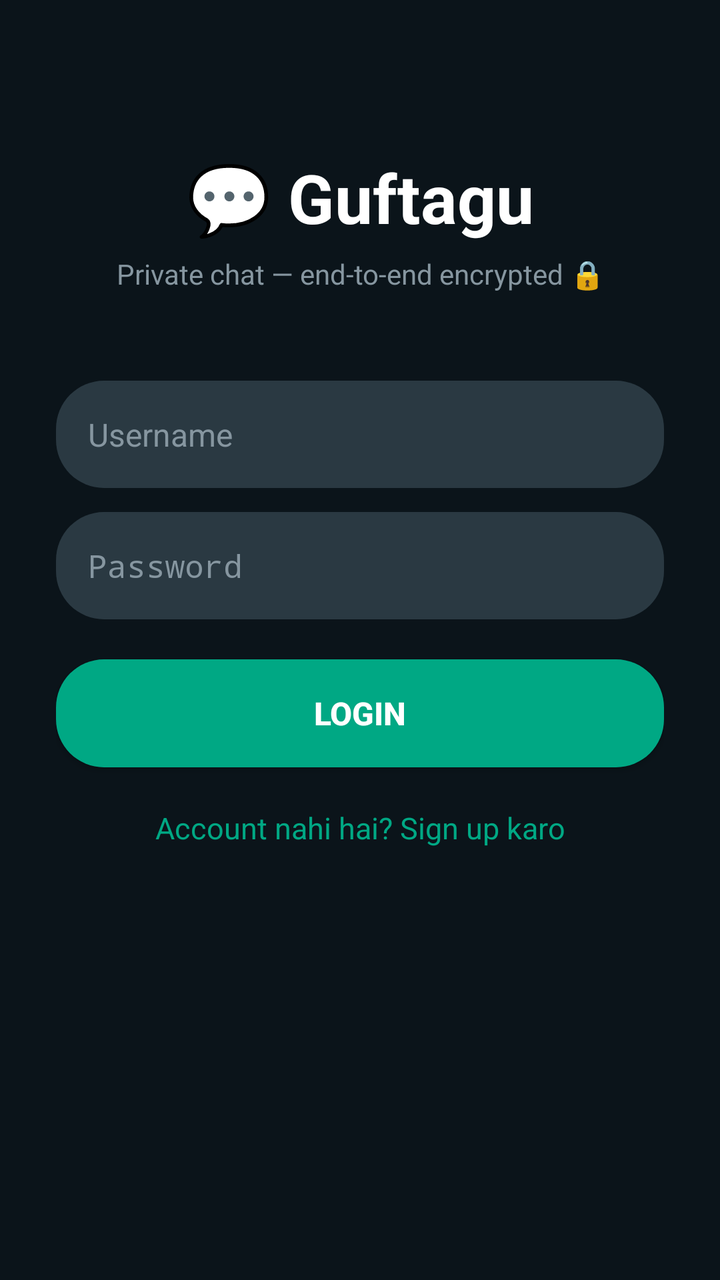
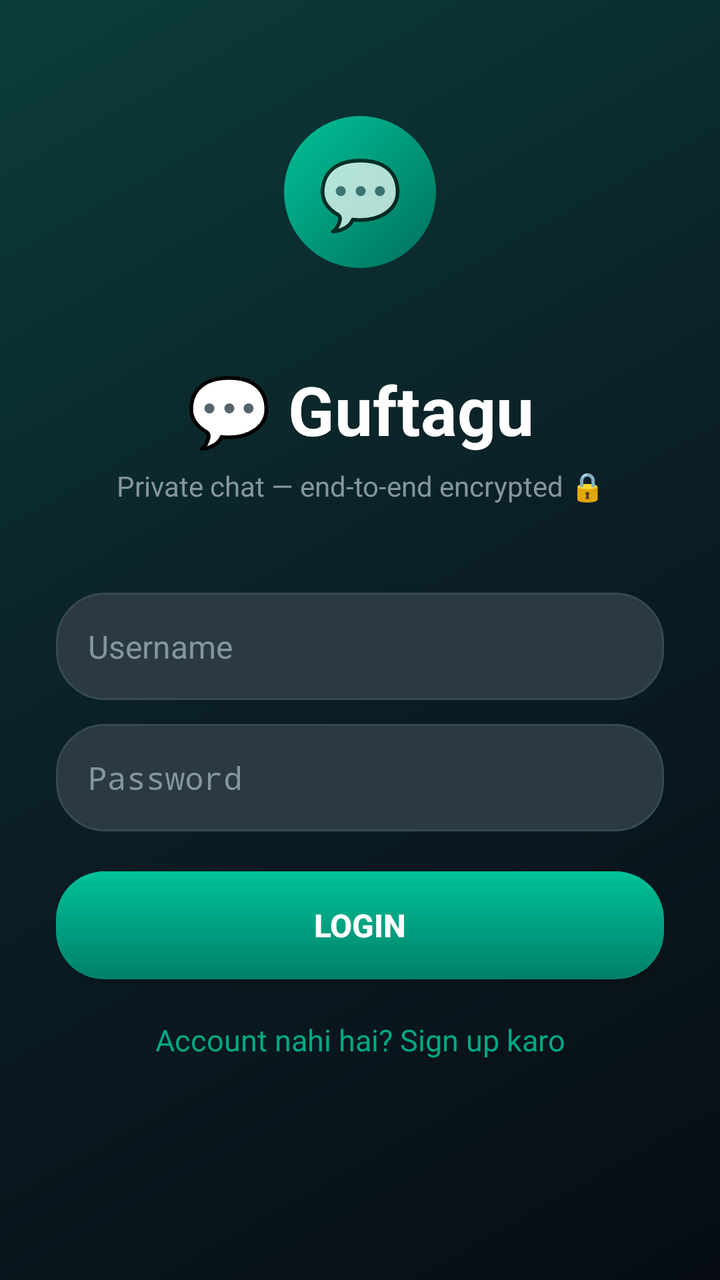

Compare the two renders of this Android layout. The source of the first and the diff that turns it into the second are given below.
<!-- AndroidManifest.xml: application theme android:Theme.Material.NoActionBar -->
<!-- res/layout/activity_login.xml -->
<?xml version="1.0" encoding="utf-8"?>
<LinearLayout xmlns:android="http://schemas.android.com/apk/res/android"
    android:layout_width="match_parent" android:layout_height="match_parent"
    android:background="@drawable/bg_app" android:orientation="vertical"
    android:padding="28dp">

    <TextView
        android:layout_width="match_parent" android:layout_height="wrap_content"
        android:layout_marginTop="48dp" android:gravity="center"
        android:text="💬 Guftagu" android:textColor="#FFFFFF"
        android:textSize="34sp" android:textStyle="bold" />

    <TextView
        android:layout_width="match_parent" android:layout_height="wrap_content"
        android:layout_marginTop="6dp" android:gravity="center"
        android:text="Private chat — end-to-end encrypted 🔒"
        android:textColor="#8696A0" android:textSize="14sp" />

    <EditText
        android:id="@+id/etUsername"
        android:layout_width="match_parent" android:layout_height="wrap_content"
        android:layout_marginTop="44dp" android:background="@drawable/bg_input"
        android:hint="Username" android:inputType="text"
        android:padding="16dp" android:textColor="#FFFFFF"
        android:textColorHint="#8696A0" android:textSize="16sp" />

    <EditText
        android:id="@+id/etPassword"
        android:layout_width="match_parent" android:layout_height="wrap_content"
        android:layout_marginTop="12dp" android:background="@drawable/bg_input"
        android:hint="Password" android:inputType="textPassword"
        android:padding="16dp" android:textColor="#FFFFFF"
        android:textColorHint="#8696A0" android:textSize="16sp" />

    <Button
        android:id="@+id/btnLogin"
        android:layout_width="match_parent" android:layout_height="54dp"
        android:layout_marginTop="20dp" android:background="@drawable/bg_btn_teal"
        android:text="Login" android:textColor="#FFFFFF"
        android:textSize="16sp" android:textStyle="bold" />

    <TextView
        android:id="@+id/tvGoSignup"
        android:layout_width="match_parent" android:layout_height="wrap_content"
        android:layout_marginTop="20dp" android:gravity="center"
        android:text="Account nahi hai? Sign up karo"
        android:textColor="#00A884" android:textSize="15sp" />

    <TextView
        android:id="@+id/tvLoginStatus"
        android:layout_width="match_parent" android:layout_height="wrap_content"
        android:layout_marginTop="16dp" android:gravity="center"
        android:text="" android:textColor="#F5B81D" android:textSize="14sp" />
</LinearLayout>
<!-- resources referenced by this layout -->
<resources>
  <!-- drawable bg_app (drawable) -->
  <?xml version="1.0" encoding="utf-8"?>
  <shape xmlns:android="http://schemas.android.com/apk/res/android" android:shape="rectangle">
      <solid android:color="#0B141A" />
  </shape>
  <!-- drawable bg_btn_teal (drawable) -->
  <?xml version="1.0" encoding="utf-8"?>
  <shape xmlns:android="http://schemas.android.com/apk/res/android" android:shape="rectangle">
      <corners android:radius="24dp" />
      <solid android:color="#00A884" />
  </shape>
  <!-- drawable bg_input (drawable) -->
  <?xml version="1.0" encoding="utf-8"?>
  <shape xmlns:android="http://schemas.android.com/apk/res/android" android:shape="rectangle">
      <corners android:radius="24dp" />
      <solid android:color="#2A3942" />
  </shape>
</resources>

<!-- the commit's change to res/layout/activity_login.xml (unified diff, before → after) -->
@@ -1,8 +1,14 @@
 <?xml version="1.0" encoding="utf-8"?>
 <LinearLayout xmlns:android="http://schemas.android.com/apk/res/android"
     android:layout_width="match_parent" android:layout_height="match_parent"
-    android:background="@drawable/bg_app" android:orientation="vertical"
+    android:background="@drawable/bg_login" android:orientation="vertical"
     android:padding="28dp">
+
+    <TextView
+        android:layout_width="76dp" android:layout_height="76dp"
+        android:layout_gravity="center_horizontal" android:layout_marginTop="30dp"
+        android:background="@drawable/bg_circle" android:gravity="center"
+        android:text="💬" android:textSize="34sp" />
 
     <TextView
         android:layout_width="match_parent" android:layout_height="wrap_content"
<!-- resource entries referenced after the edit -->
@@ -1,21 +1,27 @@
 <!-- resources referenced by this layout -->
 <resources>
-  <!-- drawable bg_app (drawable) -->
-  <?xml version="1.0" encoding="utf-8"?>
-  <shape xmlns:android="http://schemas.android.com/apk/res/android" android:shape="rectangle">
-      <solid android:color="#0B141A" />
-  </shape>
   <!-- drawable bg_btn_teal (drawable) -->
   <?xml version="1.0" encoding="utf-8"?>
   <shape xmlns:android="http://schemas.android.com/apk/res/android" android:shape="rectangle">
       <corners android:radius="24dp" />
-      <solid android:color="#00A884" />
+      <gradient android:angle="270" android:startColor="#00C298" android:endColor="#008069" />
+  </shape>
+  <!-- drawable bg_circle (drawable) -->
+  <?xml version="1.0" encoding="utf-8"?>
+  <shape xmlns:android="http://schemas.android.com/apk/res/android" android:shape="oval">
+      <gradient android:angle="315" android:startColor="#00C298" android:endColor="#00705C" />
   </shape>
   <!-- drawable bg_input (drawable) -->
   <?xml version="1.0" encoding="utf-8"?>
   <shape xmlns:android="http://schemas.android.com/apk/res/android" android:shape="rectangle">
       <corners android:radius="24dp" />
       <solid android:color="#2A3942" />
+      <stroke android:width="1dp" android:color="#374954" />
+  </shape>
+  <!-- drawable bg_login (drawable) -->
+  <?xml version="1.0" encoding="utf-8"?>
+  <shape xmlns:android="http://schemas.android.com/apk/res/android" android:shape="rectangle">
+      <gradient android:angle="315" android:startColor="#0B3D3A" android:centerColor="#0B1E26" android:endColor="#070D12" />
   </shape>
 </resources>
 
